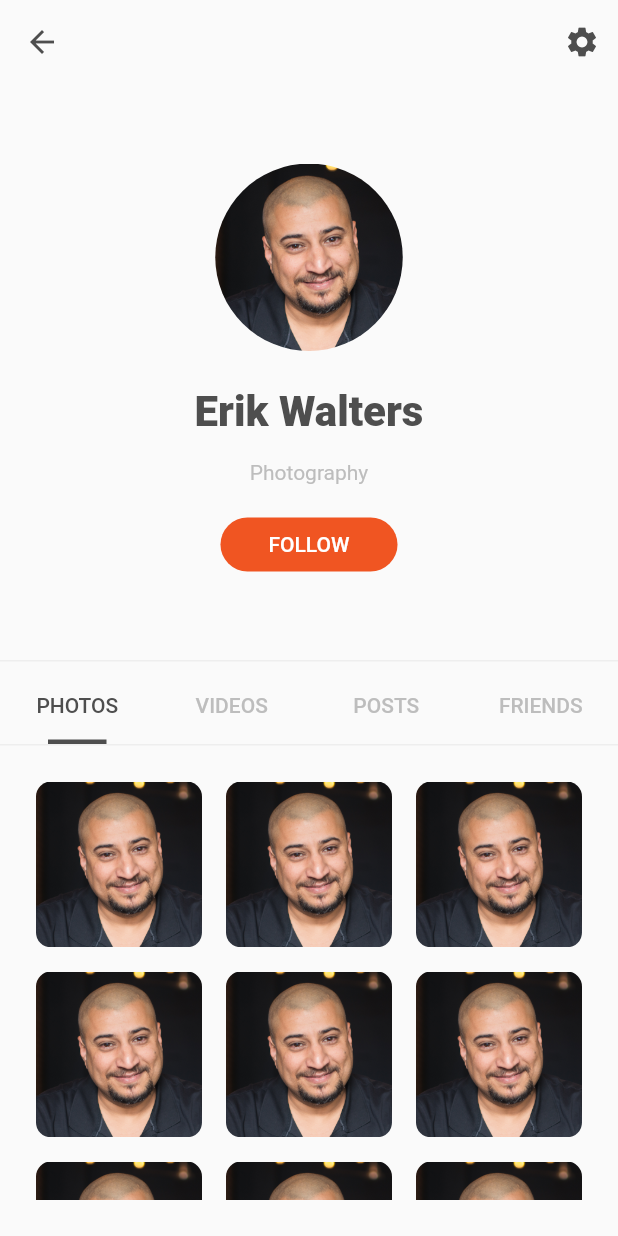
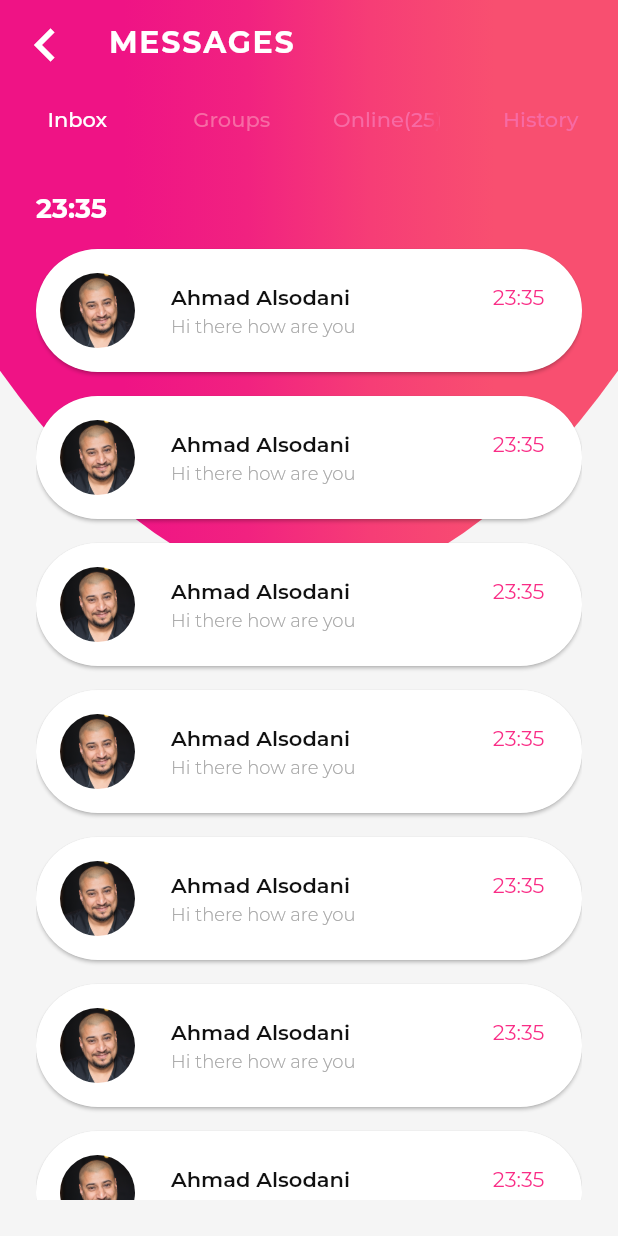
Before and after one commit to hyperionstudios/flutter_ui, a Flutter app: the screen it shows after launch, on a phone screen of 412 x 824 dp. Run offline on Flutter 3.47's test engine with Material 2 defaults, Android fonts, the phone set to English and light mode, and no system bars; our stand-ins replace font_awesome_flutter, google_fonts; project files that could hold a hidden picture were left out.

Commit message:
add chat list screen

```diff
--- /dev/null
+++ b/lib/chat/chat1/chat_list.dart
@@ -0,0 +1,128 @@
+import 'package:flutter/material.dart';
+import 'package:flutterui/chat/chat1/conversion.dart';
+import 'package:flutterui/chat/chat1/tabs/inbox.dart';
+import 'package:google_fonts/google_fonts.dart';
+import 'message_provider.dart';
+
+class ChatList extends StatefulWidget {
+  @override
+  _ChatListState createState() => _ChatListState();
+}
+
+class _ChatListState extends State<ChatList> with SingleTickerProviderStateMixin {
+  List<Conversion> _converstations = MessageProvider.getConversations();
+  TabController _tabController;
+
+  @override
+  void initState() {
+    super.initState();
+    _tabController = TabController(
+      length: 4,
+      vsync: this,
+    );
+  }
+
+  @override
+  void dispose() {
+    _tabController.dispose();
+    super.dispose();
+  }
+
+  @override
+  Widget build(BuildContext context) {
+    return Theme(
+      data: ThemeData(fontFamily: GoogleFonts.montserrat().fontFamily),
+      child: Stack(
+        children: <Widget>[
+          Container(
+            color: Colors.grey.shade100,
+          ),
+          CustomPaint(
+            painter: ChartBackground(),
+            size: Size(double.infinity, double.infinity),
+          ),
+          Scaffold(
+            backgroundColor: Colors.transparent,
+            appBar: AppBar(
+              backgroundColor: Colors.transparent,
+              elevation: 0,
+              title: Text(
+                'MESSAGES',
+                style: TextStyle(
+                  fontWeight: FontWeight.bold,
+                  letterSpacing: 1.2
+                ),
+              ),
+              leading: IconButton(
+                onPressed: (){},
+                icon: Icon( Icons.chevron_left , size: 44, ),
+              ),
+              bottom: TabBar(
+                unselectedLabelColor: Color(0xFFf76aa4),
+                indicatorColor: Colors.transparent,
+                indicator: BoxDecoration(),
+                controller: _tabController,
+                tabs: <Widget>[
+                  Tab(
+                    text: 'Inbox',
+                  ),
+                  Tab(
+                    text: 'Groups',
+                  ),
+                  Tab(
+                    text: 'Online(25)',
+                  ),
+                  Tab(
+                    text: 'History',
+                  ),
+                ],
+              ),
+            ),
+            body: TabBarView(
+              controller: _tabController,
+              children: <Widget>[
+                ConversationList(),
+                Container(),
+                Container(),
+                Container(),
+              ],
+            ),
+          ),
+        ],
+      ),
+    );
+  }
+}
+
+
+class ChartBackground extends CustomPainter {
+  @override
+  void paint(Canvas canvas, Size size) {
+    Rect rec = Rect.fromLTWH(0, 0, size.width, size.height * 0.65);
+    Gradient gradient = LinearGradient(colors: [
+      Color(0xFFef1385),
+      Color(0xFFf12280),
+      Color(0XFFf63d76),
+      Color(0xFFf84f70),
+    ], stops: [
+      0.2,
+      0.4,
+      0.6,
+      0.8
+    ]);
+    Paint paint = Paint();
+    paint.shader = gradient.createShader(rec);
+    Path path = Path();
+    path.lineTo(0, 0);
+    path.lineTo(size.width, 0);
+    path.lineTo(size.width, size.height * 0.3);
+    path.quadraticBezierTo(
+        size.width / 2, size.height * 0.65, 0, size.height * 0.3);
+    path.lineTo(0, size.height * 0.3);
+    path.close();
+    canvas.drawPath(path, paint);
+  }
+
+  @override
+  bool shouldRepaint(CustomPainter oldDelegate) => false;
+}
--- /dev/null
+++ b/lib/chat/chat1/conversion.dart
@@ -0,0 +1,7 @@
+import 'message.dart';
+import 'user.dart';
+class Conversion{
+  List<User> users;
+  List<Message> messages;
+  Conversion({this.users, this.messages});
+}
--- /dev/null
+++ b/lib/chat/chat1/message.dart
@@ -0,0 +1,8 @@
+import 'package:flutterui/chat/chat1/user.dart';
+
+class Message{
+  User sender , receiver;
+  String dateTime;
+  String body;
+  Message({this.sender, this.receiver, this.dateTime , this.body});
+}
--- /dev/null
+++ b/lib/chat/chat1/message_provider.dart
@@ -0,0 +1,305 @@
+import 'message.dart';
+import 'user.dart';
+import 'conversion.dart';
+
+class MessageProvider {
+  static List<Conversion> getConversations() {
+    User user1 = User(
+        name: 'Ahmad Alsodani',
+        avatar: 'assets/shared/ahmad.png',
+        phone: '0877-3323-6723');
+    User user2 = User(
+        name: 'Elise Remmi',
+        avatar: 'assets/shared/ahmad.png',
+        phone: '0877-3323-6723');
+    return [
+      Conversion(users: [
+        user1,
+        user2
+      ], messages: [
+        Message(
+          sender: user1,
+          receiver: user2,
+          dateTime: '23:35',
+          body: 'Hi there how are you',
+        ),
+        Message(
+          sender: user1,
+          receiver: user2,
+          dateTime: '23:35',
+          body: 'Hi there how are you',
+        ),
+        Message(
+          sender: user1,
+          receiver: user2,
+          dateTime: '23:35',
+          body: 'Hi there how are you',
+        ),
+        Message(
+          sender: user1,
+          receiver: user2,
+          dateTime: '23:35',
+          body: 'Hi there how are you',
+        ),
+        Message(
+          sender: user1,
+          receiver: user2,
+          dateTime: '23:35',
+          body: 'Hi there how are you',
+        ),
+        Message(
+          sender: user1,
+          receiver: user2,
+          dateTime: '23:35',
+          body: 'Hi there how are you',
+        ),
+      ]),
+      Conversion(users: [
+        user1,
+        user2
+      ], messages: [
+        Message(
+          sender: user1,
+          receiver: user2,
+          dateTime: '23:35',
+          body: 'Hi there how are you',
+        ),
+        Message(
+          sender: user1,
+          receiver: user2,
+          dateTime: '23:35',
+          body: 'Hi there how are you',
+        ),
+        Message(
+          sender: user1,
+          receiver: user2,
+          dateTime: '23:35',
+          body: 'Hi there how are you',
+        ),
+        Message(
+          sender: user1,
+          receiver: user2,
+          dateTime: '23:35',
+          body: 'Hi there how are you',
+        ),
+        Message(
+          sender: user1,
+          receiver: user2,
+          dateTime: '23:35',
+          body: 'Hi there how are you',
+        ),
+        Message(
+          sender: user1,
+          receiver: user2,
+          dateTime: '23:35',
+          body: 'Hi there how are you',
+        ),
+      ]),
+      Conversion(users: [
+        user1,
+        user2
+      ], messages: [
+        Message(
+          sender: user1,
+          receiver: user2,
+          dateTime: '23:35',
+          body: 'Hi there how are you',
+        ),
+        Message(
+          sender: user1,
+          receiver: user2,
+          dateTime: '23:35',
+          body: 'Hi there how are you',
+        ),
+        Message(
+          sender: user1,
+          receiver: user2,
+          dateTime: '23:35',
+          body: 'Hi there how are you',
+        ),
+        Message(
+          sender: user1,
+          receiver: user2,
+          dateTime: '23:35',
+          body: 'Hi there how are you',
+        ),
+        Message(
+          sender: user1,
+          receiver: user2,
+          dateTime: '23:35',
+          body: 'Hi there how are you',
+        ),
+        Message(
+          sender: user1,
+          receiver: user2,
+          dateTime: '23:35',
+          body: 'Hi there how are you',
+        ),
+      ]),
+      Conversion(users: [
+        user1,
+        user2
+      ], messages: [
+        Message(
+          sender: user1,
+          receiver: user2,
+          dateTime: '23:35',
+          body: 'Hi there how are you',
+        ),
+        Message(
+          sender: user1,
+          receiver: user2,
+          dateTime: '23:35',
+          body: 'Hi there how are you',
+        ),
+        Message(
+          sender: user1,
+          receiver: user2,
+          dateTime: '23:35',
+          body: 'Hi there how are you',
+        ),
+        Message(
+          sender: user1,
+          receiver: user2,
+          dateTime: '23:35',
+          body: 'Hi there how are you',
+        ),
+        Message(
+          sender: user1,
+          receiver: user2,
+          dateTime: '23:35',
+          body: 'Hi there how are you',
+        ),
+        Message(
+          sender: user1,
+          receiver: user2,
+          dateTime: '23:35',
+          body: 'Hi there how are you',
+        ),
+      ]),
+      Conversion(users: [
+        user1,
+        user2
+      ], messages: [
+        Message(
+          sender: user1,
+          receiver: user2,
+          dateTime: '23:35',
+          body: 'Hi there how are you',
+        ),
+        Message(
+          sender: user1,
+          receiver: user2,
+          dateTime: '23:35',
+          body: 'Hi there how are you',
+        ),
+        Message(
+          sender: user1,
+          receiver: user2,
+          dateTime: '23:35',
+          body: 'Hi there how are you',
+        ),
+        Message(
+          sender: user1,
+          receiver: user2,
+          dateTime: '23:35',
+          body: 'Hi there how are you',
+        ),
+        Message(
+          sender: user1,
+          receiver: user2,
+          dateTime: '23:35',
+          body: 'Hi there how are you',
+        ),
+        Message(
+          sender: user1,
+          receiver: user2,
+          dateTime: '23:35',
+          body: 'Hi there how are you',
+        ),
+      ]),
+      Conversion(users: [
+        user1,
+        user2
+      ], messages: [
+        Message(
+          sender: user1,
+          receiver: user2,
+          dateTime: '23:35',
+          body: 'Hi there how are you',
+        ),
+        Message(
+          sender: user1,
+          receiver: user2,
+          dateTime: '23:35',
+          body: 'Hi there how are you',
+        ),
+        Message(
+          sender: user1,
+          receiver: user2,
+          dateTime: '23:35',
+          body: 'Hi there how are you',
+        ),
+        Message(
+          sender: user1,
+          receiver: user2,
+          dateTime: '23:35',
+          body: 'Hi there how are you',
+        ),
+        Message(
+          sender: user1,
+          receiver: user2,
+          dateTime: '23:35',
+          body: 'Hi there how are you',
+        ),
+        Message(
+          sender: user1,
+          receiver: user2,
+          dateTime: '23:35',
+          body: 'Hi there how are you',
+        ),
+      ]),
+      Conversion(users: [
+        user1,
+        user2
+      ], messages: [
+        Message(
+          sender: user1,
+          receiver: user2,
+          dateTime: '23:35',
+          body: 'Hi there how are you',
+        ),
+        Message(
+          sender: user1,
+          receiver: user2,
+          dateTime: '23:35',
+          body: 'Hi there how are you',
+        ),
+        Message(
+          sender: user1,
+          receiver: user2,
+          dateTime: '23:35',
+          body: 'Hi there how are you',
+        ),
+        Message(
+          sender: user1,
+          receiver: user2,
+          dateTime: '23:35',
+          body: 'Hi there how are you',
+        ),
+        Message(
+          sender: user1,
+          receiver: user2,
+          dateTime: '23:35',
+          body: 'Hi there how are you',
+        ),
+        Message(
+          sender: user1,
+          receiver: user2,
+          dateTime: '23:35',
+          body: 'Hi there how are you',
+        ),
+      ]),
+    ];
+  }
+}
--- /dev/null
+++ b/lib/chat/chat1/tabs/inbox.dart
@@ -0,0 +1,114 @@
+import 'package:flutter/material.dart';
+import 'package:flutterui/chat/chat1/conversion.dart';
+import '../message_provider.dart';
+
+class ConversationList extends StatefulWidget {
+  @override
+  _ConversationListState createState() => _ConversationListState();
+}
+
+class _ConversationListState extends State<ConversationList> {
+  static List<List<Conversion>> conversations = [
+    MessageProvider.getConversations(),
+    MessageProvider.getConversations(),
+    MessageProvider.getConversations(),
+  ];
+
+  Color _dartText = Color(0xFF111111);
+  Color _lightText = Color(0xFFa6a6a6);
+  Color _pinkColor = Color(0xFFf92d86);
+
+  @override
+  Widget build(BuildContext context) {
+    return Container(
+      padding: EdgeInsets.all(24),
+      child: ListView.builder(
+        itemCount: conversations.length,
+        itemBuilder: (BuildContext context, int position) {
+          return Column(
+            mainAxisAlignment: MainAxisAlignment.start,
+            crossAxisAlignment: CrossAxisAlignment.start,
+            children: <Widget>[
+              Padding(
+                padding: EdgeInsets.only(bottom: 16),
+                child: Text(
+                  conversations[position].first.messages.last.dateTime,
+                  style: TextStyle(
+                    color: Colors.white,
+                    fontSize: 18,
+                    fontWeight: FontWeight.bold,
+                  ),
+                ),
+              ),
+              ...List.generate(conversations[position].length, (index) {
+                return Card(
+                  margin: EdgeInsets.only(bottom: 16),
+                  shape: RoundedRectangleBorder(
+                      borderRadius: BorderRadius.all(Radius.circular(50))),
+                  child: Padding(
+                    padding: const EdgeInsets.all(16),
+                    child: Row(
+                      mainAxisAlignment: MainAxisAlignment.start,
+                      children: <Widget>[
+                        Container(
+                          width: 50,
+                          height: 50,
+                          margin: EdgeInsets.only(right: 24),
+                          decoration: BoxDecoration(
+                            image: DecorationImage(
+                              image: ExactAssetImage(conversations[position]
+                                      [index]
+                                  .users[0]
+                                  .avatar),
+                            ),
+                            shape: BoxShape.circle,
+                          ),
+                        ),
+                        Column(
+                          crossAxisAlignment: CrossAxisAlignment.start,
+                          children: <Widget>[
+                            Text(
+                              conversations[position][index].users[0].name,
+                              style: TextStyle(
+                                color: _dartText,
+                                fontWeight: FontWeight.w600,
+                              ),
+                            ),
+                            SizedBox(height: 4,),
+                            Text(
+                              conversations[position][index].messages.last.body,
+                              style: TextStyle(
+                                color: _lightText,
+                                fontSize: 12,
+                                fontWeight: FontWeight.w300,
+                              ),
+                            ),
+                          ],
+                        ),
+                        Spacer(
+                          flex: 1,
+                        ),
+                        Transform.translate(
+                          offset: Offset(-9, -9),
+                          child: Text(
+                            conversations[position][index]
+                                .messages
+                                .last
+                                .dateTime,
+                            style: TextStyle(
+                              color: _pinkColor
+                            ),
+                          ),
+                        ),
+                      ],
+                    ),
+                  ),
+                );
+              }).toList(),
+            ],
+          );
+        },
+      ),
+    );
+  }
+}
--- /dev/null
+++ b/lib/chat/chat1/user.dart
@@ -0,0 +1,4 @@
+class User{
+  String name , avatar , phone;
+  User({this.name, this.avatar, this.phone});
+}
--- a/lib/main.dart
+++ b/lib/main.dart
@@ -1,4 +1,5 @@
 import 'package:flutter/material.dart';
+import 'package:flutterui/chat/chat1/chat_list.dart';
 import 'package:flutterui/profiles/profile4/profile4.dart';
 import 'package:flutterui/profiles/profile5/profile5.dart';
 
@@ -19,7 +20,7 @@ class MyApp extends StatelessWidget {
       theme: ThemeData(
         primarySwatch: Colors.blue,
       ),
-      home: Profile5(),
+      home: ChatList(),
     );
   }
 }
--- a/lib/profiles/profile5/profile5.dart
+++ b/lib/profiles/profile5/profile5.dart
@@ -22,6 +22,12 @@ class _Profile5State extends State<Profile5>
         _visible = true;
       });
     });
+  }
+
+  @override
+  void dispose() {
+    _tabController.dispose();
+    super.dispose();
   }
 
   @override
--- a/pubspec.yaml
+++ b/pubspec.yaml
@@ -11,6 +11,7 @@ dependencies:
     sdk: flutter
 
   cupertino_icons: ^0.1.2
+  google_fonts: ^0.3.10
   font_awesome_flutter: ^8.8.0
 
 dev_dependencies:
```
Also changed, not shown: pubspec.lock, 6 other files.
